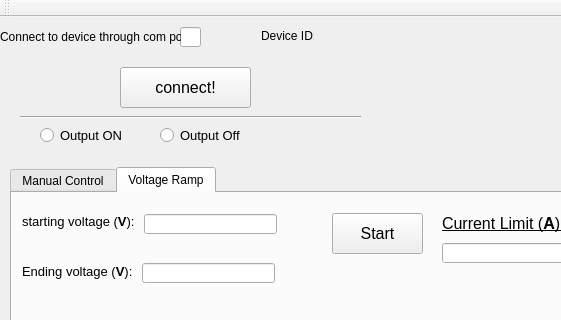
Above: agilentPowerSupply/controllerwindow.ui from jzane/Agilent-Power-Supply-Controller before the change; both pictures show x 0 to 561 and y 0 to 320 of the 700 by 473 pixel window. Below: the same form after it.
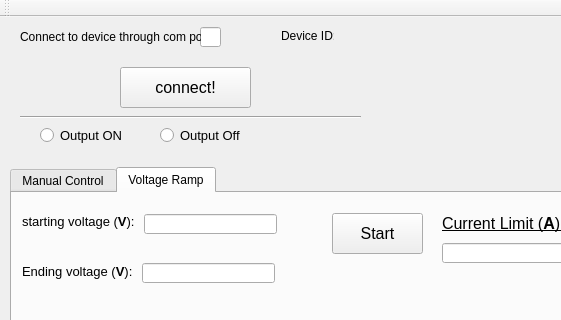
That is the form after the change. The open tabs and pages were chosen to show the change.

Diff of the .ui file:
```diff
--- a/agilentPowerSupply/controllerwindow.ui
+++ b/agilentPowerSupply/controllerwindow.ui
@@ -38,7 +38,7 @@
    <widget class="QLabel" name="label">
     <property name="geometry">
      <rect>
-      <x>320</x>
+      <x>340</x>
       <y>11</y>
       <width>61</width>
       <height>16</height>
@@ -51,7 +51,7 @@
    <widget class="QLabel" name="label_2">
     <property name="geometry">
      <rect>
-      <x>261</x>
+      <x>281</x>
       <y>11</y>
       <width>53</width>
       <height>16</height>
@@ -77,7 +77,7 @@
    <widget class="QLineEdit" name="lineEdit">
     <property name="geometry">
      <rect>
-      <x>180</x>
+      <x>200</x>
       <y>10</y>
       <width>21</width>
       <height>20</height>
@@ -87,7 +87,7 @@
    <widget class="QLabel" name="label_3">
     <property name="geometry">
      <rect>
-      <x>0</x>
+      <x>20</x>
       <y>10</y>
       <width>181</width>
       <height>20</height>
```
Left out of the diff: 42 changed lines with no effect on the pictures.
